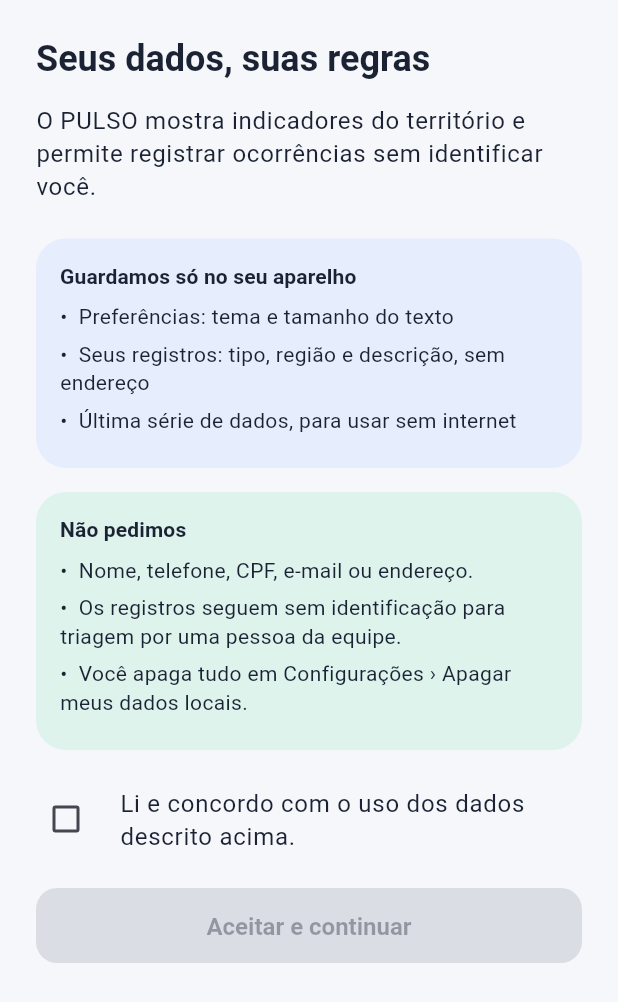
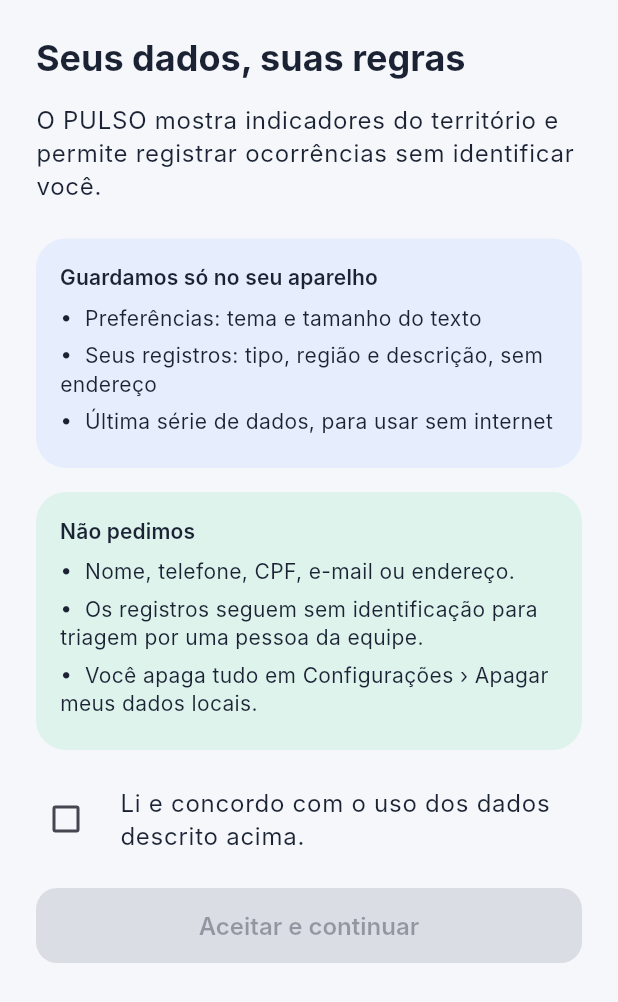
Before and after one commit to JoaoVictorAAbreu-Dev/gs-2026-cpad, a Flutter app: the screen it shows after launch, on a phone screen of 412 x 824 dp. Shown: the top 1002 px of the screen. Run offline on Flutter 3.47's test engine with Material 3 defaults, Android fonts, the phone set to English and light mode, and no system bars; our stand-ins replace dio, flutter_riverpod, go_router, shared_preferences.

Commit message:
fix(theme): apply Inter to custom text styles too
Claude-Session: https://claude.ai/code/session_015kK1Krvoco6iizem2W6abY

```diff
--- a/lib/core/theme/themes.dart
+++ b/lib/core/theme/themes.dart
@@ -63,7 +63,7 @@ abstract final class PulsoThemes {
       bodyMedium: const TextStyle(fontSize: 14, height: 1.35),
       labelLarge: const TextStyle(fontSize: 14, fontWeight: FontWeight.w600, height: 1.35),
       labelSmall: const TextStyle(fontSize: 12, fontWeight: FontWeight.w600, height: 1.3, letterSpacing: 0.4),
-    ).apply(bodyColor: scheme.onSurface, displayColor: scheme.onSurface);
+    ).apply(fontFamily: 'Inter', bodyColor: scheme.onSurface, displayColor: scheme.onSurface);
 
     final cardShape = RoundedRectangleBorder(
       borderRadius: BorderRadius.circular(PulsoRadius.card),
```
